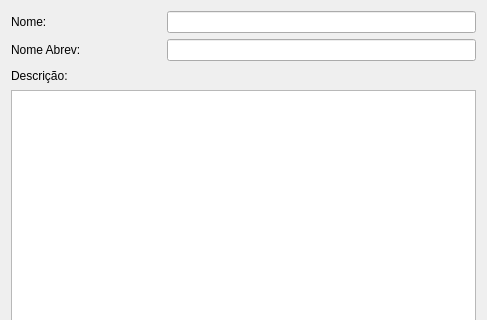
This is uis/addLotForm.ui in dsgoficial/SAP_Gerente as Qt 5 draws it before an edit; both pictures show x 0 to 487 and y 0 to 320 of the 487 by 520 pixel window. The edited form follows.
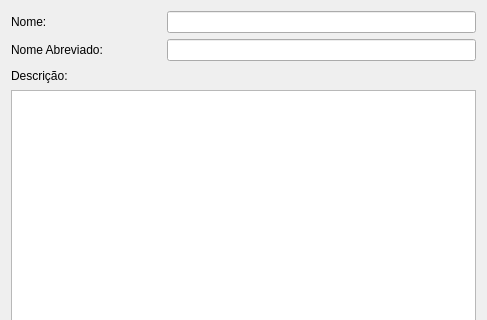
This is the edited form.

What changed in the file:
```diff
--- a/uis/addLotForm.ui
+++ b/uis/addLotForm.ui
@@ -69,7 +69,7 @@
         </size>
        </property>
        <property name="text">
-        <string>Nome Abrev:</string>
+        <string>Nome Abreviado:</string>
        </property>
       </widget>
      </item>
```
